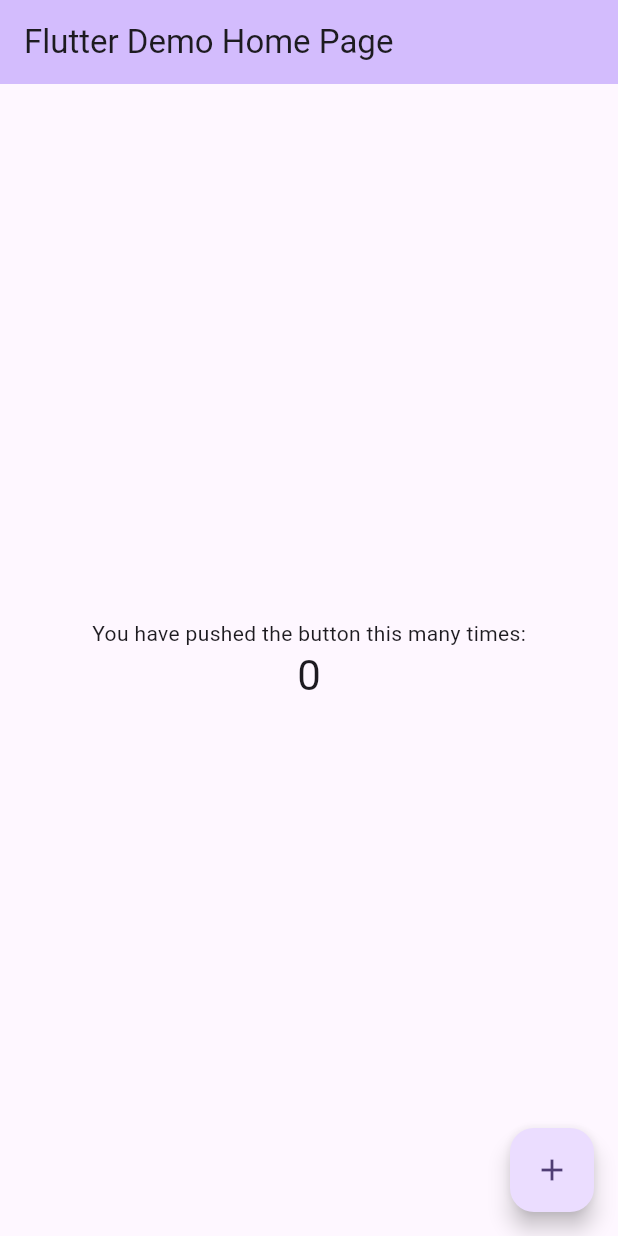
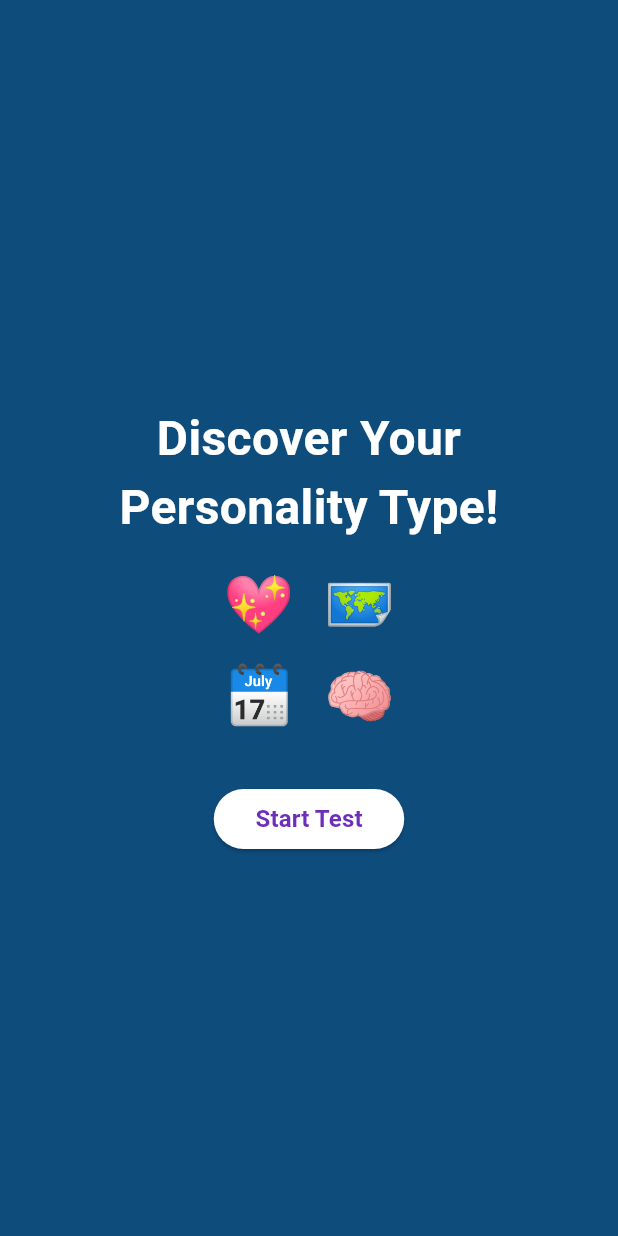
Before and after one commit to alaaa-l/Personality_test_app, a Flutter app: the screen it shows after launch, on a phone screen of 412 x 824 dp. Run offline on Flutter 3.47's test engine with Material 3 defaults, Android fonts, the phone set to English and light mode, and no system bars.

Commit message:
final application

```diff
--- /dev/null
+++ b/lib/data/questions.dart
@@ -0,0 +1,41 @@
+import 'package:personality_test_app/models/answer.dart';
+import 'package:personality_test_app/models/question.dart';
+
+List<Question> questions = [
+  Question('How do you approach a difficult decision?', [
+    Answer('Analyze all options logically', Personality.thinker),
+    Answer('Go with what feels right emotionally', Personality.feeler),
+    Answer('Make a checklist and plan it out', Personality.planner),
+    Answer('Take a leap and deal with results later', Personality.adventurer),
+  ]),
+  Question('What excites you the most?', [
+    Answer('Solving complex problems', Personality.thinker),
+    Answer('Connecting deeply with others', Personality.feeler),
+    Answer('Creating a clear path to your goals', Personality.planner),
+    Answer('Exploring something new', Personality.adventurer),
+  ]),
+  Question('Which best describes your work style?', [
+    Answer('Detail-focused and logical', Personality.thinker),
+    Answer('People-centered and intuitive', Personality.feeler),
+    Answer('Organized and systematic', Personality.planner),
+    Answer('Flexible and spontaneous', Personality.adventurer),
+  ]),
+  Question('How do you recharge after a long day?', [
+    Answer('Quiet reflection or reading', Personality.thinker),
+    Answer('Spending time with close friends', Personality.feeler),
+    Answer("Planning tomorrow's tasks", Personality.planner),
+    Answer('Doing something active or exciting', Personality.adventurer),
+  ]),
+  Question("You're most comfortable when...", [
+    Answer('Things make logical sense', Personality.thinker),
+    Answer('Everyone is getting along', Personality.feeler),
+    Answer("There's a clear structure", Personality.planner),
+    Answer("You're free to try new things", Personality.adventurer),
+  ]),
+  Question('Your biggest strength is...', [
+    Answer('Thinking critically', Personality.thinker),
+    Answer('Empathizing with others', Personality.feeler),
+    Answer('Staying organized', Personality.planner),
+    Answer('Being adventurous', Personality.adventurer),
+  ]),
+];
--- a/lib/main.dart
+++ b/lib/main.dart
@@ -1,122 +1,15 @@
 import 'package:flutter/material.dart';
+import 'package:personality_test_app/personality_test_app.dart';
 
 void main() {
-  runApp(const MyApp());
+  runApp(MyApp());
 }
 
 class MyApp extends StatelessWidget {
   const MyApp({super.key});
 
-  // This widget is the root of your application.
   @override
   Widget build(BuildContext context) {
-    return MaterialApp(
-      title: 'Flutter Demo',
-      theme: ThemeData(
-        // This is the theme of your application.
-        //
-        // TRY THIS: Try running your application with "flutter run". You'll see
-        // the application has a purple toolbar. Then, without quitting the app,
-        // try changing the seedColor in the colorScheme below to Colors.green
-        // and then invoke "hot reload" (save your changes or press the "hot
-        // reload" button in a Flutter-supported IDE, or press "r" if you used
-        // the command line to start the app).
-        //
-        // Notice that the counter didn't reset back to zero; the application
-        // state is not lost during the reload. To reset the state, use hot
-        // restart instead.
-        //
-        // This works for code too, not just values: Most code changes can be
-        // tested with just a hot reload.
-        colorScheme: ColorScheme.fromSeed(seedColor: Colors.deepPurple),
-      ),
-      home: const MyHomePage(title: 'Flutter Demo Home Page'),
-    );
+    return PersonalityTestApp();
   }
 }
-
-class MyHomePage extends StatefulWidget {
-  const MyHomePage({super.key, required this.title});
-
-  // This widget is the home page of your application. It is stateful, meaning
-  // that it has a State object (defined below) that contains fields that affect
-  // how it looks.
-
-  // This class is the configuration for the state. It holds the values (in this
-  // case the title) provided by the parent (in this case the App widget) and
-  // used by the build method of the State. Fields in a Widget subclass are
-  // always marked "final".
-
-  final String title;
-
-  @override
-  State<MyHomePage> createState() => _MyHomePageState();
-}
-
-class _MyHomePageState extends State<MyHomePage> {
-  int _counter = 0;
-
-  void _incrementCounter() {
-    setState(() {
-      // This call to setState tells the Flutter framework that something has
-      // changed in this State, which causes it to rerun the build method below
-      // so that the display can reflect the updated values. If we changed
-      // _counter without calling setState(), then the build method would not be
-      // called again, and so nothing would appear to happen.
-      _counter++;
-    });
-  }
-
-  @override
-  Widget build(BuildContext context) {
-    // This method is rerun every time setState is called, for instance as done
-    // by the _incrementCounter method above.
-    //
-    // The Flutter framework has been optimized to make rerunning build methods
-    // fast, so that you can just rebuild anything that needs updating rather
-    // than having to individually change instances of widgets.
-    return Scaffold(
-      appBar: AppBar(
-        // TRY THIS: Try changing the color here to a specific color (to
-        // Colors.amber, perhaps?) and trigger a hot reload to see the AppBar
-        // change color while the other colors stay the same.
-        backgroundColor: Theme.of(context).colorScheme.inversePrimary,
-        // Here we take the value from the MyHomePage object that was created by
-        // the App.build method, and use it to set our appbar title.
-        title: Text(widget.title),
-      ),
-      body: Center(
-        // Center is a layout widget. It takes a single child and positions it
-        // in the middle of the parent.
-        child: Column(
-          // Column is also a layout widget. It takes a list of children and
-          // arranges them vertically. By default, it sizes itself to fit its
-          // children horizontally, and tries to be as tall as its parent.
-          //
-          // Column has various properties to control how it sizes itself and
-          // how it positions its children. Here we use mainAxisAlignment to
-          // center the children vertically; the main axis here is the vertical
-          // axis because Columns are vertical (the cross axis would be
-          // horizontal).
-          //
-          // TRY THIS: Invoke "debug painting" (choose the "Toggle Debug Paint"
-          // action in the IDE, or press "p" in the console), to see the
-          // wireframe for each widget.
-          mainAxisAlignment: MainAxisAlignment.center,
-          children: <Widget>[
-            const Text('You have pushed the button this many times:'),
-            Text(
-              '$_counter',
-              style: Theme.of(context).textTheme.headlineMedium,
-            ),
-          ],
-        ),
-      ),
-      floatingActionButton: FloatingActionButton(
-        onPressed: _incrementCounter,
-        tooltip: 'Increment',
-        child: const Icon(Icons.add),
-      ), // This trailing comma makes auto-formatting nicer for build methods.
-    );
-  }
-}
--- /dev/null
+++ b/lib/models/answer.dart
@@ -0,0 +1,7 @@
+enum Personality { thinker, feeler, planner, adventurer }
+
+class Answer {
+  Answer(this.answerText, this.personalityType);
+  String answerText;
+  Personality personalityType;
+}
--- /dev/null
+++ b/lib/personality_test_app.dart
@@ -0,0 +1,116 @@
+import 'package:flutter/material.dart';
+import 'package:personality_test_app/data/questions.dart';
+import 'package:personality_test_app/models/answer.dart';
+import 'package:personality_test_app/screens/question_screen.dart';
+import 'package:personality_test_app/screens/result_screen.dart';
+import 'package:personality_test_app/screens/start_screen.dart';
+
+class PersonalityTestApp extends StatefulWidget {
+  const PersonalityTestApp({super.key});
+
+  @override
+  State<PersonalityTestApp> createState() => _PersonalityTestAppState();
+}
+
+class _PersonalityTestAppState extends State<PersonalityTestApp> {
+  Widget? activeScreen;
+  String activeScreenName = "start-screen";
+  int currentIndex = 0;
+  String currentQuestion = questions[0].questionText;
+  Personality dominantPersonality = Personality.feeler;
+  Map<Personality, int> scores = {
+    Personality.feeler: 0,
+    Personality.thinker: 0,
+    Personality.planner: 0,
+    Personality.adventurer: 0,
+  };
+  void restart() {
+    setState(() {
+      scores = {
+        Personality.feeler: 0,
+        Personality.thinker: 0,
+        Personality.planner: 0,
+        Personality.adventurer: 0,
+      };
+      activeScreenName = 'start-screen';
+      currentIndex = 0;
+    });
+  }
+
+  void selectAnswer(Personality personlaity) {
+    if (currentIndex < 5) {
+      setState(() {
+        currentIndex++;
+        currentQuestion = questions[currentIndex].questionText;
+      });
+    } else {
+      setState(() {
+        dominantPersonality = scores.entries.first.key;
+        int highestScore = scores.entries.first.value;
+
+        for (var entry in scores.entries) {
+          if (entry.value > highestScore) {
+            highestScore = entry.value;
+            dominantPersonality = entry.key;
+          }
+        }
+
+        activeScreenName = 'results-screen';
+      });
+    }
+    setState(() {
+      switch (personlaity) {
+        case Personality.feeler:
+          scores[Personality.feeler] = scores[Personality.feeler]! + 1;
+          break;
+        case Personality.planner:
+          scores[Personality.planner] = scores[Personality.planner]! + 1;
+          break;
+        case Personality.thinker:
+          scores[Personality.thinker] = scores[Personality.thinker]! + 1;
+          break;
+        case Personality.adventurer:
+          scores[Personality.adventurer] = scores[Personality.adventurer]! + 1;
+          break;
+      }
+    });
+  }
+
+  @override
+  void initState() {
+    activeScreen = StartScreen(startTest: selectStart);
+    super.initState();
+  }
+
+  void selectStart() {
+    setState(() {
+      activeScreenName = "question-screen";
+    });
+  }
+
+  @override
+  Widget build(BuildContext context) {
+    if (activeScreenName == "start-screen") {
+      activeScreen = StartScreen(startTest: selectStart);
+    } else if (activeScreenName == 'question-screen') {
+      activeScreen = QuestionScreen(
+        currentIndex: currentIndex,
+        currentQuestion: currentQuestion,
+        answers: questions[currentIndex].answers,
+        selectAnwer: selectAnswer,
+      );
+    } else {
+      activeScreen = ResultScreen(
+        dominant: dominantPersonality,
+        restart: restart,
+      );
+    }
+
+    return MaterialApp(
+      home: Scaffold(
+        backgroundColor: const Color.fromARGB(255, 14, 76, 124),
+        body: activeScreen,
+      ),
+    );
+  }
+}
--- /dev/null
+++ b/lib/screens/start_screen.dart
@@ -0,0 +1,54 @@
+import 'package:flutter/material.dart';
+
+class StartScreen extends StatelessWidget {
+  const StartScreen({required this.startTest, super.key});
+  final void Function() startTest;
+
+  @override
+  Widget build(BuildContext context) {
+    return Center(
+      child: Column(
+        mainAxisAlignment: MainAxisAlignment.center,
+
+        children: [
+          Padding(
+            padding: const EdgeInsets.symmetric(horizontal: 40, vertical: 15),
+            child: Text(
+              "Discover Your Personality Type!",
+              textAlign: TextAlign.center,
+
+              style: TextStyle(
+                color: Colors.white,
+                fontWeight: FontWeight.bold,
+                fontSize: 32,
+              ),
+            ),
+          ),
+
+          Row(
+            mainAxisAlignment: MainAxisAlignment.center,
+            children: [Text("💖  🗺️", style: TextStyle(fontSize: 38))],
+          ),
+          SizedBox(height: 6),
+          Row(
+            mainAxisAlignment: MainAxisAlignment.center,
+            children: [Text("🗓️  🧠", style: TextStyle(fontSize: 38))],
+          ),
+          SizedBox(height: 32),
+          ElevatedButton(
+            onPressed: startTest,
+            style: ElevatedButton.styleFrom(
+              fixedSize: Size(127, 37),
+              backgroundColor: Colors.white,
+              foregroundColor: const Color.fromARGB(255, 109, 46, 186),
+            ),
+            child: Text(
+              "Start Test",
+              style: TextStyle(fontWeight: FontWeight.w600, fontSize: 16),
+            ),
+          ),
+        ],
+      ),
+    );
+  }
+}
```
Also changed, not shown: lib/models/question.dart (added, +7 -0 lines), lib/screens/question_screen.dart (added, +51 -0 lines), lib/screens/result_screen.dart (added, +59 -0 lines), lib/widgets/answer_button.dart (added, +28 -0 lines).
